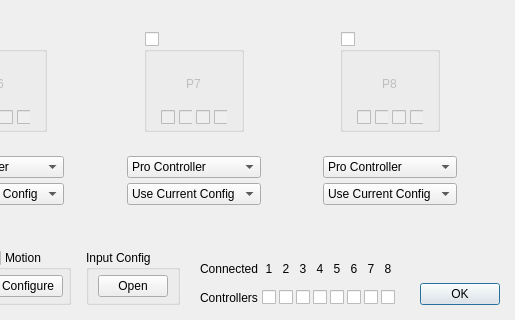
Above: src/yuzu/applets/controller.ui from rorrim-rorrim/eden-alt before the change; both pictures show x 324 to 839 and y 310 to 630 of the 839 by 630 pixel window. Below: the same form after it.
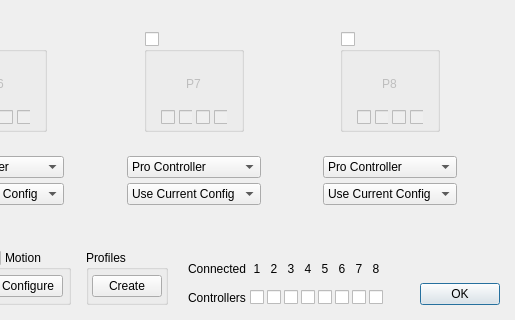
That is the form after the change.

Commit message: applets/controller: Change the input button to create input profiles

What changed in the file:
```diff
--- a/src/yuzu/applets/controller.ui
+++ b/src/yuzu/applets/controller.ui
@@ -2402,7 +2402,7 @@
          <item>
           <widget class="QGroupBox" name="inputConfigGroup">
            <property name="title">
-            <string>Input Config</string>
+            <string>Profiles</string>
            </property>
            <layout class="QHBoxLayout" name="horizontalLayout_7">
             <property name="leftMargin">
@@ -2429,7 +2429,7 @@
                <string notr="true">min-width: 68px;</string>
               </property>
               <property name="text">
-               <string>Open</string>
+               <string>Create</string>
               </property>
              </widget>
             </item>
```
The commit also changes 9 other files.
